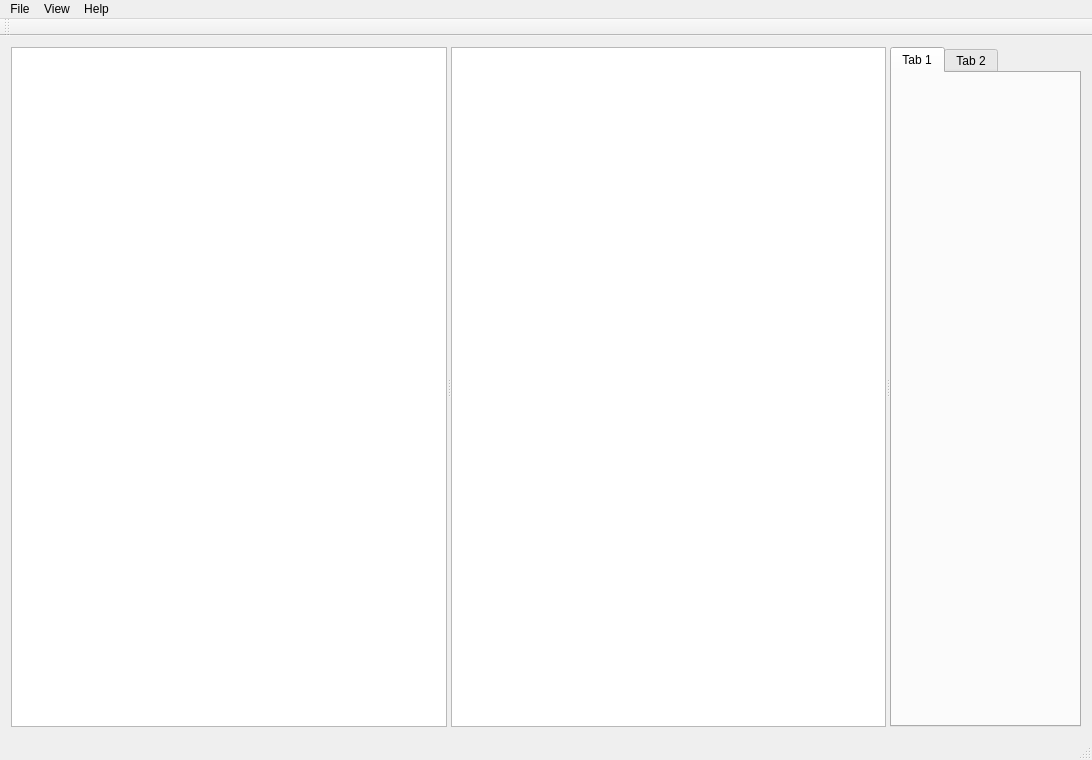
Qt form XeroDash/XeroDashWindow.ui (sjcbulldog/xerotune) before a commit.
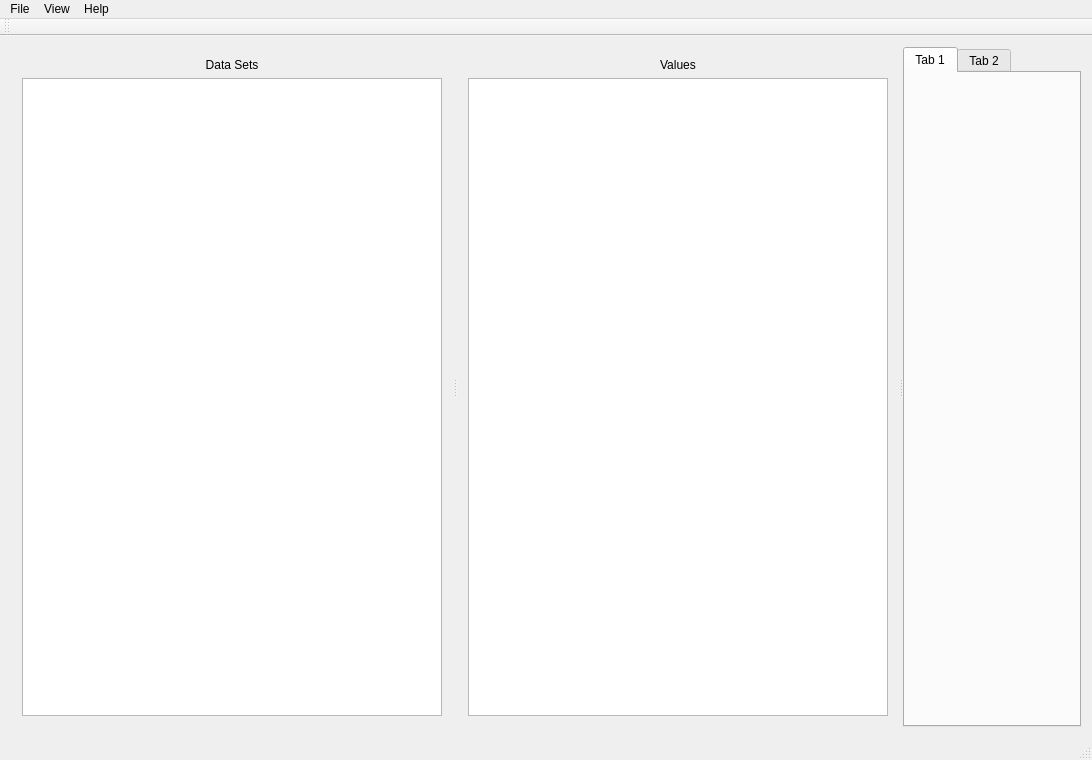
The same form after that commit. Custom widgets are drawn as their Qt base class.

The edit to the form file:
```diff
--- a/XeroDash/XeroDashWindow.ui
+++ b/XeroDash/XeroDashWindow.ui
@@ -20,8 +20,44 @@
       <property name="orientation">
        <enum>Qt::Horizontal</enum>
       </property>
-      <widget class="QListWidget" name="plots_"/>
-      <widget class="QListWidget" name="nodes_"/>
+      <widget class="QWidget" name="verticalLayoutWidget">
+       <layout class="QVBoxLayout" name="verticalLayout">
+        <item>
+         <widget class="QLabel" name="label">
+          <property name="text">
+           <string>Data Sets</string>
+          </property>
+          <property name="alignment">
+           <set>Qt::AlignCenter</set>
+          </property>
+         </widget>
+        </item>
+        <item>
+         <widget class="QListWidget" name="plots_">
+          <property name="acceptDrops">
+           <bool>false</bool>
+          </property>
+         </widget>
+        </item>
+       </layout>
+      </widget>
+      <widget class="QWidget" name="verticalLayoutWidget_2">
+       <layout class="QVBoxLayout" name="verticalLayout_2">
+        <item>
+         <widget class="QLabel" name="label_2">
+          <property name="text">
+           <string>Values</string>
+          </property>
+          <property name="alignment">
+           <set>Qt::AlignCenter</set>
+          </property>
+         </widget>
+        </item>
+        <item>
+         <widget class="QListWidget" name="nodes_"/>
+        </item>
+       </layout>
+      </widget>
       <widget class="EditableTabWidget" name="graphs_">
        <property name="currentIndex">
         <number>0</number>
```
